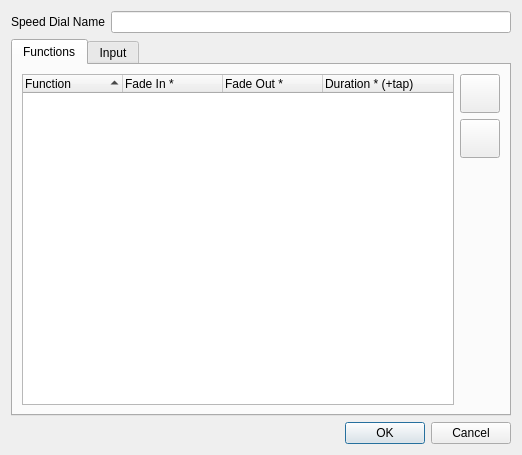
The window that ui/src/virtualconsole/vcspeeddialproperties.ui (mcallegari/qlcplus) describes before a commit, drawn with Qt 5.
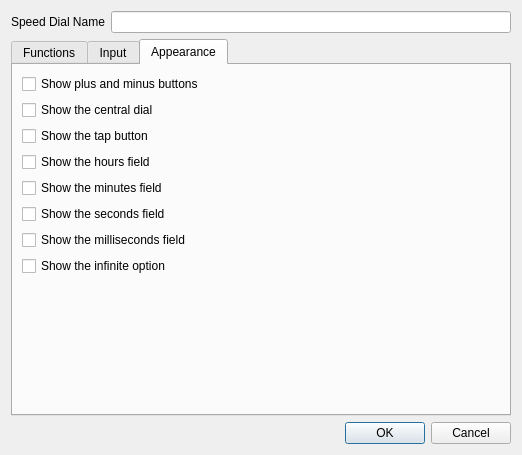
The same window after the commit. The open tabs and pages were chosen to show the change. Icons and pictures are not drawn.

Commit message: Virtual Console: improved Speed Dial layout and allow to set the visibility of each element of the widget

What changed in the file:
```diff
--- a/ui/src/virtualconsole/vcspeeddialproperties.ui
+++ b/ui/src/virtualconsole/vcspeeddialproperties.ui
@@ -369,6 +369,86 @@
        </item>
       </layout>
      </widget>
+     <widget class="QWidget" name="tab">
+      <attribute name="title">
+       <string>Appearance</string>
+      </attribute>
+      <layout class="QVBoxLayout" name="verticalLayout_3">
+       <item>
+        <layout class="QVBoxLayout" name="verticalLayout">
+         <item>
+          <widget class="QCheckBox" name="m_pmCheck">
+           <property name="text">
+            <string>Show plus and minus buttons</string>
+           </property>
+          </widget>
+         </item>
+         <item>
+          <widget class="QCheckBox" name="m_dialCheck">
+           <property name="text">
+            <string>Show the central dial</string>
+           </property>
+          </widget>
+         </item>
+         <item>
+          <widget class="QCheckBox" name="m_tapCheck">
+           <property name="text">
+            <string>Show the tap button</string>
+           </property>
+          </widget>
+         </item>
+         <item>
+          <widget class="QCheckBox" name="m_hoursCheck">
+           <property name="text">
+            <string>Show the hours field</string>
+           </property>
+          </widget>
+         </item>
+         <item>
+          <widget class="QCheckBox" name="m_minCheck">
+           <property name="text">
+            <string>Show the minutes field</string>
+           </property>
+          </widget>
+         </item>
+         <item>
+          <widget class="QCheckBox" name="m_secCheck">
+           <property name="text">
+            <string>Show the seconds field</string>
+           </property>
+          </widget>
+         </item>
+         <item>
+          <widget class="QCheckBox" name="m_msCheck">
+           <property name="text">
+            <string>Show the milliseconds field</string>
+           </property>
+          </widget>
+         </item>
+         <item>
+          <widget class="QCheckBox" name="m_infiniteCheck">
+           <property name="text">
+            <string>Show the infinite option</string>
+           </property>
+          </widget>
+         </item>
+         <item>
+          <spacer name="verticalSpacer_3">
+           <property name="orientation">
+            <enum>Qt::Vertical</enum>
+           </property>
+           <property name="sizeHint" stdset="0">
+            <size>
+             <width>20</width>
+             <height>40</height>
+            </size>
+           </property>
+          </spacer>
+         </item>
+        </layout>
+       </item>
+      </layout>
+     </widget>
     </widget>
    </item>
    <item row="2" column="0" colspan="2">
```
The commit also changes 7 other files.
